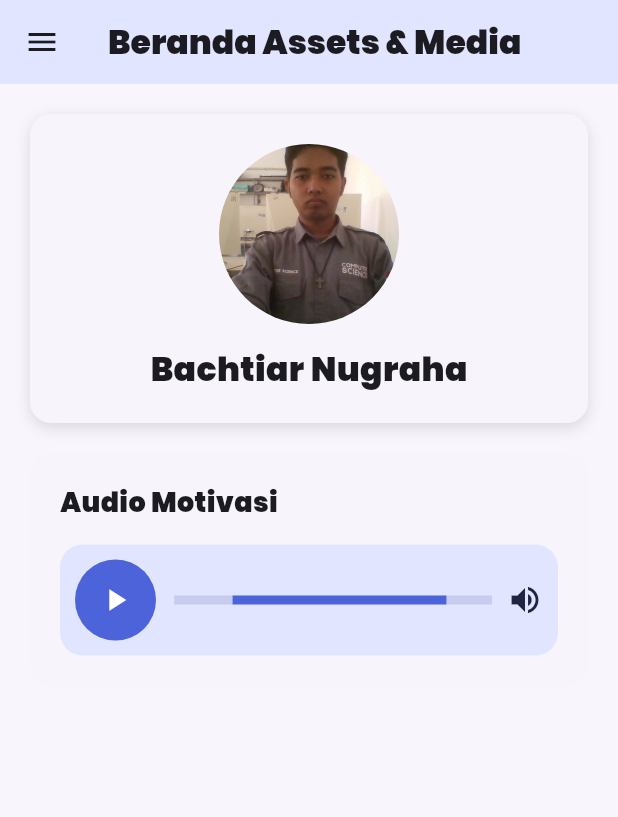
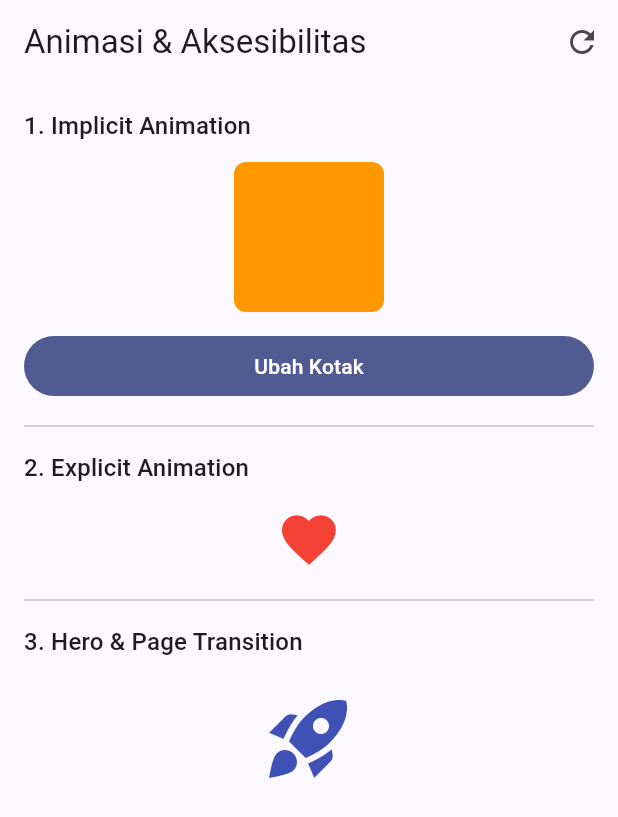
Before and after one commit to BachtiarNugrahaAjalah/prak-mobilelanjut-2417051058, a Flutter app: the screen it shows after launch, on a phone screen of 412 x 824 dp. Shown: the top 817 px of the screen. Run offline on Flutter 3.47's test engine with Material 3 defaults, Android fonts, the phone set to English and light mode, and no system bars; our stand-ins replace audioplayers, video_player.

Commit message:
Pertemuan 7

```diff
--- /dev/null
+++ b/lib/detail_page.dart
@@ -0,0 +1,24 @@
+
+import 'package:flutter/material.dart';
+
+class DetailPage extends StatelessWidget {
+  const DetailPage({super.key});
+
+  @override
+  Widget build(BuildContext context) {
+    return Scaffold(
+      appBar: AppBar(title: const Text('Detail')),
+      body: const Center(
+        child: Hero(
+          tag: 'hero-ikon',
+          child: Icon(
+            Icons.rocket_launch,
+            size: 160,
+            color: Colors.indigo,
+            semanticLabel: 'Ikon roket',
+          ),
+        ),
+      ),
+    );
+  }
+}
--- /dev/null
+++ b/lib/home_page.dart
@@ -0,0 +1,148 @@
+
+import 'package:flutter/material.dart';
+import 'detail_page.dart';
+
+class HomePage extends StatefulWidget {
+  const HomePage({super.key});
+
+  @override
+  State<HomePage> createState() => _HomePageState();
+}
+
+class _HomePageState extends State<HomePage>
+    with SingleTickerProviderStateMixin {
+  bool _besar = false;
+  late final AnimationController _controller;
+
+  @override
+  void initState() {
+    super.initState();
+    _controller = AnimationController(
+      vsync: this,
+      duration: const Duration(milliseconds: 800),
+    )..repeat(reverse: true);
+  }
+
+  @override
+  void dispose() {
+    _controller.dispose();
+    super.dispose();
+  }
+
+  void _bukaDetail() {
+    Navigator.push(
+      context,
+      PageRouteBuilder(
+        transitionDuration: const Duration(milliseconds: 500),
+        pageBuilder: (context, animation, secondary) =>
+            const DetailPage(),
+        transitionsBuilder: (context, animation, secondary, child) =>
+            FadeTransition(opacity: animation, child: child),
+      ),
+    );
+  }
+
+  @override
+  Widget build(BuildContext context) {
+    final tanpaGerak =
+        MediaQuery.of(context).disableAnimations;
+
+    return Scaffold(
+      appBar: AppBar(
+        title: const Text('Animasi & Aksesibilitas'),
+        actions: [
+          IconButton(
+            icon: const Icon(Icons.refresh),
+            tooltip: 'Reset kotak',
+            onPressed: () => setState(() => _besar = false),
+          ),
+        ],
+      ),
+      body: ListView(
+        padding: const EdgeInsets.all(16),
+        children: [
+          Text(
+            '1. Implicit Animation',
+            style: Theme.of(context).textTheme.titleMedium,
+          ),
+          const SizedBox(height: 12),
+          Center(
+            child: Semantics(
+              label: _besar
+                  ? 'Kotak ukuran besar'
+                  : 'Kotak ukuran kecil',
+              child: AnimatedContainer(
+                duration: Duration(
+                  milliseconds: tanpaGerak ? 0 : 500,
+                ),
+                curve: Curves.easeInOut,
+                width: _besar ? 200 : 100,
+                height: _besar ? 200 : 100,
+                decoration: BoxDecoration(
+                  color: _besar
+                      ? Colors.indigo
+                      : Colors.orange,
+                  borderRadius: BorderRadius.circular(
+                    _besar ? 40 : 8,
+                  ),
+                ),
+              ),
+            ),
+          ),
+          const SizedBox(height: 12),
+          FilledButton(
+            onPressed: () =>
+                setState(() => _besar = !_besar),
+            child: const Text('Ubah Kotak'),
+          ),
+          const Divider(height: 32),
+          Text(
+            '2. Explicit Animation',
+            style: Theme.of(context).textTheme.titleMedium,
+          ),
+          const SizedBox(height: 12),
+          Center(
+            child: ScaleTransition(
+              scale: Tween<double>(
+                begin: 0.8,
+                end: 1.2,
+              ).animate(_controller),
+              child: const Icon(
+                Icons.favorite,
+                color: Colors.red,
+                size: 48,
+                semanticLabel: 'Ikon hati berdenyut',
+              ),
+            ),
+          ),
+          const Divider(height: 32),
+          Text(
+            '3. Hero & Page Transition',
+            style: Theme.of(context).textTheme.titleMedium,
+          ),
+          const SizedBox(height: 12),
+          Center(
+            child: Semantics(
+              label: 'Buka halaman detail',
+              button: true,
+              child: InkWell(
+                onTap: _bukaDetail,
+                child: const Padding(
+                  padding: EdgeInsets.all(8),
+                  child: Hero(
+                    tag: 'hero-ikon',
+                    child: Icon(
+                      Icons.rocket_launch,
+                      size: 64,
+                      color: Colors.indigo,
+                    ),
+                  ),
+                ),
+              ),
+            ),
+          ),
+        ],
+      ),
+    );
+  }
+}
--- a/lib/main.dart
+++ b/lib/main.dart
@@ -1,16 +1,8 @@
+
 import 'package:flutter/material.dart';
-// import 'column_widget.dart';
-// import 'row_widget.dart';
-// import 'first_widget.dart';
-// import 'form_widget.dart';
-// import 'app_theme.dart';
-// import 'responsive_profile.dart';
-import 'assets_media.dart';
-import 'detail.dart';
+import 'home_page.dart';
 
-void main() {
-  runApp(const MyApp());
-}
+void main() => runApp(const MyApp());
 
 class MyApp extends StatelessWidget {
   const MyApp({super.key});
@@ -19,22 +11,11 @@
   Widget build(BuildContext context) {
     return MaterialApp(
       debugShowCheckedModeBanner: false,
-      title: 'Assets Media & Navigation',
-
       theme: ThemeData(
+        colorSchemeSeed: Colors.indigo,
         useMaterial3: true,
-        fontFamily: 'Poppins',
-        colorScheme: ColorScheme.fromSeed(
-          seedColor: const Color(0xFF4D63D9),
-        ),
       ),
-      initialRoute: '/',
-      routes: {
-        '/': (context) => const AssetsMediaPage(),
-        '/detail': (context) => const DetailPage()
-      },
-
-      // home: const AssetsMediaPage(),
+      home: const HomePage(),
     );
   }
 }
```
